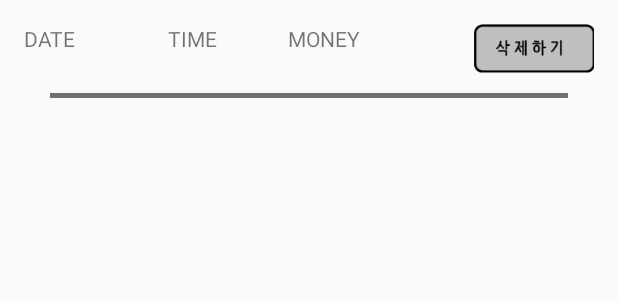
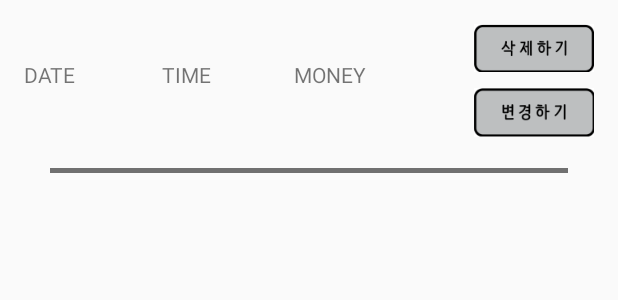
Before and after one commit to eoqkrskfk94/MyWallet, an Android app: the layout records.xml on its own in the app's theme, with its tools: preview values and no code run, on a phone screen of 412 x 824 dp. Shown: the top 300 px of the screen. Run offline under Robolectric (Android 15) with nearby library versions, the phone set to English and light mode, and no system bars.

Commit message:
update function

```diff
--- a/app/src/main/res/layout/lo_record_update.xml
+++ b/app/src/main/res/layout/lo_record_update.xml
@@ -24,7 +24,7 @@
         android:layout_marginTop="72dp"
         android:ems="10"
         android:inputType="textPersonName"
-        android:text="Name"
+        android:text="0"
         app:layout_constraintEnd_toEndOf="parent"
         app:layout_constraintHorizontal_bias="0.732"
         app:layout_constraintStart_toStartOf="parent"
@@ -35,7 +35,7 @@
         android:layout_width="wrap_content"
         android:layout_height="wrap_content"
         android:layout_marginTop="24dp"
-        android:text="TextView"
+        android:text="Date"
         app:layout_constraintEnd_toStartOf="@+id/text_time"
         app:layout_constraintHorizontal_bias="0.538"
         app:layout_constraintStart_toStartOf="parent"
@@ -46,7 +46,7 @@
         android:layout_width="wrap_content"
         android:layout_height="wrap_content"
         android:layout_marginTop="24dp"
-        android:text="TextView"
+        android:text="Time"
         app:layout_constraintEnd_toEndOf="parent"
         app:layout_constraintStart_toStartOf="parent"
         app:layout_constraintTop_toTopOf="parent" />
--- a/app/src/main/res/layout/records.xml
+++ b/app/src/main/res/layout/records.xml
@@ -3,14 +3,14 @@
     xmlns:app="http://schemas.android.com/apk/res-auto"
     xmlns:tools="http://schemas.android.com/tools"
     android:layout_width="match_parent"
-    android:layout_height="70dp">
+    android:layout_height="120dp">
 
     <TextView
         android:id="@+id/date_text"
         android:layout_width="wrap_content"
         android:layout_height="wrap_content"
         android:layout_marginStart="16dp"
-        android:layout_marginTop="16dp"
+        android:layout_marginTop="40dp"
         android:text="DATE"
         app:layout_constraintStart_toStartOf="parent"
         app:layout_constraintTop_toTopOf="parent" />
@@ -19,8 +19,8 @@
         android:id="@+id/time_text"
         android:layout_width="wrap_content"
         android:layout_height="wrap_content"
-        android:layout_marginStart="112dp"
-        android:layout_marginTop="16dp"
+        android:layout_marginStart="108dp"
+        android:layout_marginTop="40dp"
         android:text="TIME"
         app:layout_constraintStart_toStartOf="parent"
         app:layout_constraintTop_toTopOf="parent" />
@@ -29,8 +29,8 @@
         android:id="@+id/money_text"
         android:layout_width="wrap_content"
         android:layout_height="wrap_content"
-        android:layout_marginStart="192dp"
-        android:layout_marginTop="16dp"
+        android:layout_marginStart="196dp"
+        android:layout_marginTop="40dp"
         android:text="MONEY"
         app:layout_constraintStart_toStartOf="parent"
         app:layout_constraintTop_toTopOf="parent" />
@@ -47,7 +47,21 @@
         app:layout_constraintHorizontal_bias="0.951"
         app:layout_constraintStart_toStartOf="parent"
         app:layout_constraintTop_toTopOf="parent"
-        app:layout_constraintVertical_bias="0.421" />
+        app:layout_constraintVertical_bias="0.181" />
+
+    <ImageButton
+        android:id="@+id/btnUpdate"
+        android:layout_width="wrap_content"
+        android:layout_height="wrap_content"
+        android:layout_marginTop="8dp"
+        android:background="#FFFFFF"
+        app:layout_constraintBottom_toTopOf="@+id/imageView3"
+        app:layout_constraintEnd_toEndOf="parent"
+        app:layout_constraintHorizontal_bias="0.951"
+        app:layout_constraintStart_toStartOf="parent"
+        app:layout_constraintTop_toBottomOf="@+id/btnDelete"
+        app:layout_constraintVertical_bias="0.125"
+        app:srcCompat="@drawable/update_small" />
 
     <ImageView
         android:id="@+id/imageView3"
@@ -56,9 +70,10 @@
         android:layout_marginTop="8dp"
         app:layout_constraintBottom_toBottomOf="parent"
         app:layout_constraintEnd_toEndOf="parent"
-        app:layout_constraintHorizontal_bias="0.49"
+        app:layout_constraintHorizontal_bias="0.0"
         app:layout_constraintStart_toStartOf="parent"
         app:layout_constraintTop_toBottomOf="@+id/btnDelete"
+        app:layout_constraintVertical_bias="0.918"
         app:srcCompat="@drawable/line" />
 
 </androidx.constraintlayout.widget.ConstraintLayout>
```
Also changed, not shown: app/src/main/java/com/wallet1000/Adapters.kt (+35 -22 lines), app/src/main/java/com/wallet1000/DatabaseHandler.kt (+32 -28 lines), app/src/main/res/drawable-hdpi/delete_small.png, app/src/main/res/drawable-hdpi/update_small.png (added), app/src/main/res/drawable-ldpi/delete_small.png, app/src/main/res/drawable-ldpi/update_small.png (added), app/src/main/res/drawable-mdpi/delete_small.png, app/src/main/res/drawable-mdpi/update_small.png (added), app/src/main/res/drawable-xhdpi/delete_small.png, app/src/main/res/drawable-xhdpi/update_small.png (added), app/src/main/res/drawable-xxhdpi/delete_small.png, app/src/main/res/drawable-xxhdpi/update_small.png (added), app/src/main/res/drawable-xxxhdpi/delete_small.png, app/src/main/res/drawable-xxxhdpi/update_small.png (added).
